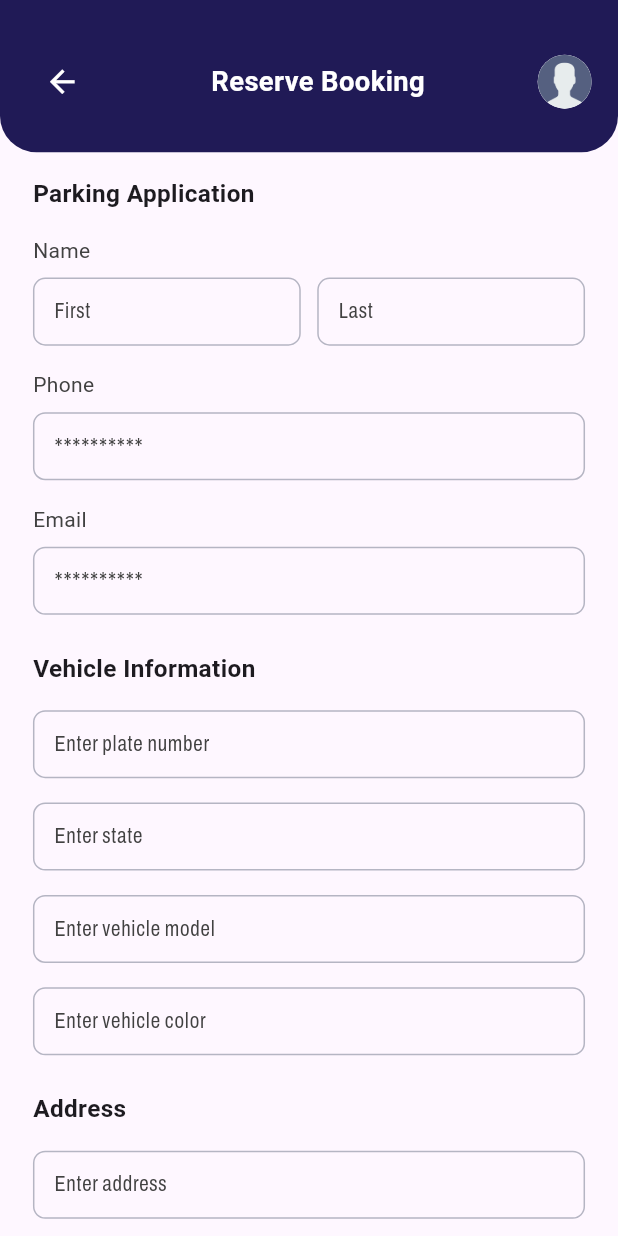
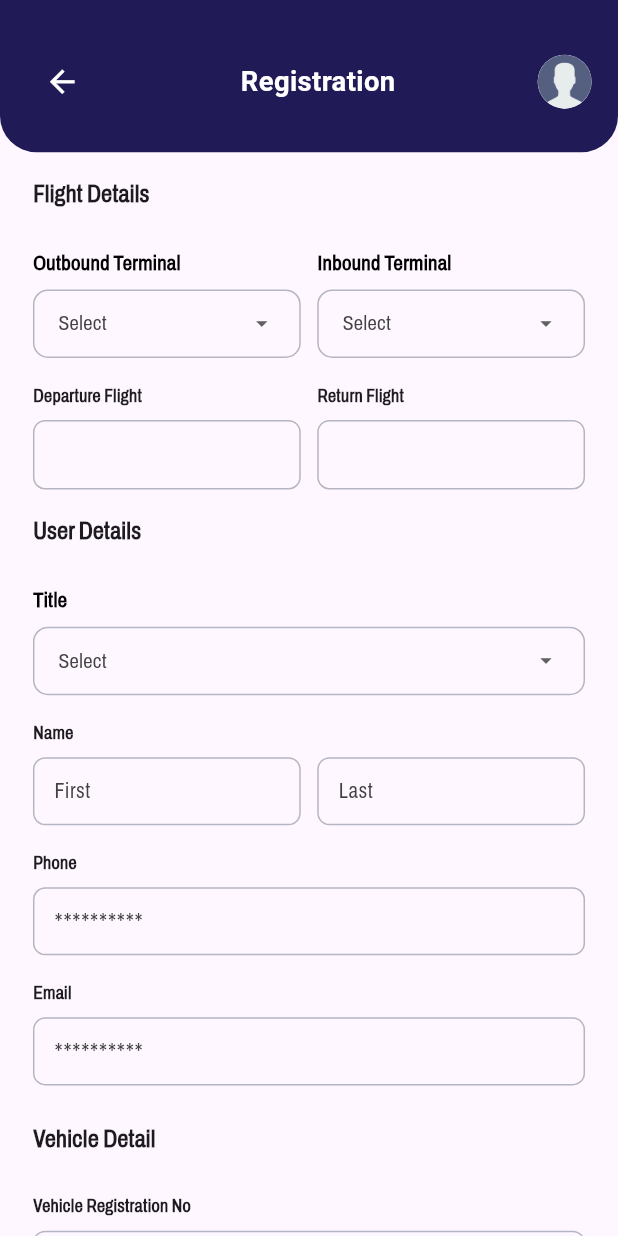
Before and after one commit to Hamzikhann/comparemyparkingmobileapp, a Flutter app: the ReserveBookingScreen screen opened by its route, on a phone screen of 412 x 824 dp. Run offline on Flutter 3.47's test engine with Material 3 defaults, Android fonts, the phone set to English and light mode, and no system bars; drawn by our look-alikes of dropdown_button2; our stand-ins replace device_preview, dio, flutter_easyloading, flutter_screenutil, flutter_svg, pretty_dio_logger and 1 more; accounts and stored records are empty.

Commit message:
referctor design reserve booking screen

```diff
--- a/lib/pages/ReserveBookingScreen.dart
+++ b/lib/pages/ReserveBookingScreen.dart
@@ -1,8 +1,8 @@
 import 'package:flutter/material.dart';
 import 'package:flutter_screenutil/flutter_screenutil.dart';
 import 'package:parkingapp/utils/colors.dart';
-import 'package:parkingapp/widgets/CustomButton.dart';
 import 'package:parkingapp/widgets/CustomDropdown.dart';
+import 'package:parkingapp/widgets/PrimaryButton.dart';
 import 'package:parkingapp/widgets/TopBar.dart';
 import 'package:parkingapp/widgets/reserveBooking/CustomTextFeild.dart';
 
@@ -16,17 +16,22 @@ class ReserveBookingScreen extends StatefulWidget {
 class _ReserveBookingScreenState extends State<ReserveBookingScreen> {
   final _formKey = GlobalKey<FormState>();
 
+  // Flight Details
+  final TextEditingController departureFlightController =
+      TextEditingController();
+  final TextEditingController returnFlightController = TextEditingController();
+
+  // User Details
   final TextEditingController firstNameController = TextEditingController();
   final TextEditingController lastNameController = TextEditingController();
   final TextEditingController phoneController = TextEditingController();
   final TextEditingController emailController = TextEditingController();
-  final TextEditingController licensePlateController = TextEditingController();
-  final TextEditingController stateController = TextEditingController();
-  final TextEditingController modelController = TextEditingController();
-  final TextEditingController colorController = TextEditingController();
-  final TextEditingController addressController = TextEditingController();
-  final TextEditingController streetController = TextEditingController();
-  final TextEditingController lineAddressController = TextEditingController();
+
+  // Vehicle Details
+  final TextEditingController vehicleRegNoController = TextEditingController();
+  final TextEditingController carMakerController = TextEditingController();
+  final TextEditingController carModelController = TextEditingController();
+  final TextEditingController numPassengersController = TextEditingController();
 
   bool agreedToTerms = false;
 
@@ -63,7 +68,7 @@ class _ReserveBookingScreenState extends State<ReserveBookingScreen> {
           child: Column(
             children: [
               TopBar(
-                greeting: "Reserve Booking",
+                greeting: "Registration",
                 onBackPressed: () => _onBackPressed(context),
               ),
               Expanded(
@@ -75,11 +80,107 @@ class _ReserveBookingScreenState extends State<ReserveBookingScreen> {
                     child: Column(
                       crossAxisAlignment: CrossAxisAlignment.start,
                       children: [
-                        Text("Parking Application",
+                        Text("Flight Details",
                             style: TextStyle(
-                                fontSize: 16.sp, fontWeight: FontWeight.bold)),
+                                fontSize: 16.sp,
+                                fontWeight: FontWeight.bold,
+                                fontFamily: 'Archivo')),
                         SizedBox(height: 16.h),
-                        Text("Name", style: TextStyle(color: colors.textGray)),
+                        Row(
+                          children: [
+                            Expanded(
+                              child: CustomDropdown(
+                                hint: "Outbound Terminal",
+                                height: 45.h,
+                                items: const [
+                                  "California",
+                                  "New York",
+                                  "Texas",
+                                  "Florida"
+                                ],
+                                isSearchable: false,
+                                onSelectItem: (item) {},
+                              ),
+                            ),
+                            SizedBox(width: 10.w),
+                            Expanded(
+                              child: CustomDropdown(
+                                hint: "Inbound Terminal",
+                                height: 45.h,
+                                items: const [
+                                  "California",
+                                  "New York",
+                                  "Texas",
+                                  "Florida"
+                                ],
+                                isSearchable: false,
+                                onSelectItem: (item) {},
+                              ),
+                            ),
+                          ],
+                        ),
+                        SizedBox(height: 16.h),
+                        Row(
+                          children: [
+                            Expanded(
+                              child: Text("Departure Flight",
+                                  style: TextStyle(
+                                      fontSize: 12.sp,
+                                      fontWeight: FontWeight.bold,
+                                      fontFamily: 'Archivo')),
+                            ),
+                            SizedBox(width: 10.w),
+                            Expanded(
+                              child: Text("Return Flight",
+                                  style: TextStyle(
+                                      fontSize: 12.sp,
+                                      fontWeight: FontWeight.bold,
+                                      fontFamily: 'Archivo')),
+                            ),
+                          ],
+                        ),
+                        SizedBox(height: 8.h),
+                        Row(
+                          children: [
+                            Expanded(
+                              child: CustomTextField(
+                                hintText: "",
+                                controller: departureFlightController,
+                                validator: (val) =>
+                                    validateRequired(val, "Departure Flight"),
+                              ),
+                            ),
+                            SizedBox(width: 10.w),
+                            Expanded(
+                              child: CustomTextField(
+                                hintText: "",
+                                controller: returnFlightController,
+                                validator: (val) =>
+                                    validateRequired(val, "Return Flight"),
+                              ),
+                            ),
+                          ],
+                        ),
+                        SizedBox(height: 16.h),
+                        Text("User Details",
+                            style: TextStyle(
+                                fontSize: 16.sp,
+                                fontWeight: FontWeight.bold,
+                                fontFamily: 'Archivo')),
+                        SizedBox(height: 16.h),
+                        CustomDropdown(
+                          hint: "Title",
+                          height: 45.h,
+                          items: const ["Mr", "Mrs", "Others"],
+                          isSearchable: false,
+                          onSelectItem: (item) {},
+                        ),
+                        SizedBox(height: 16.h),
+                        Text("Name",
+                            style: TextStyle(
+                                fontSize: 12.sp,
+                                fontWeight: FontWeight.bold,
+                                fontFamily: 'Archivo')),
                         SizedBox(height: 8.h),
                         Row(
                           children: [
@@ -103,7 +204,11 @@ class _ReserveBookingScreenState extends State<ReserveBookingScreen> {
                           ],
                         ),
                         SizedBox(height: 16.h),
-                        Text("Phone", style: TextStyle(color: colors.textGray)),
+                        Text("Phone",
+                            style: TextStyle(
+                                fontSize: 12.sp,
+                                fontWeight: FontWeight.bold,
+                                fontFamily: 'Archivo')),
                         SizedBox(height: 8.h),
                         CustomTextField(
                           hintText: "**********",
@@ -112,7 +217,11 @@ class _ReserveBookingScreenState extends State<ReserveBookingScreen> {
                           validator: (val) => validateRequired(val, "Phone"),
                         ),
                         SizedBox(height: 16.h),
-                        Text("Email", style: TextStyle(color: colors.textGray)),
+                        Text("Email",
+                            style: TextStyle(
+                                fontSize: 12.sp,
+                                fontWeight: FontWeight.bold,
+                                fontFamily: 'Archivo')),
                         SizedBox(height: 8.h),
                         CustomTextField(
                           hintText: "**********",
@@ -121,73 +230,78 @@ class _ReserveBookingScreenState extends State<ReserveBookingScreen> {
                           validator: validateEmail,
                         ),
                         SizedBox(height: 24.h),
-                        Text("Vehicle Information",
+                        Text("Vehicle Detail",
                             style: TextStyle(
-                                fontSize: 16.sp, fontWeight: FontWeight.bold)),
-                        SizedBox(height: 16.h),
+                                fontSize: 16.sp,
+                                fontWeight: FontWeight.bold,
+                                fontFamily: 'Archivo')),
+                        SizedBox(height: 24.h),
+                        Text("Vehicle Registration No",
+                            style: TextStyle(
+                                fontSize: 12.sp,
+                                fontWeight: FontWeight.bold,
+                                fontFamily: 'Archivo')),
+                        SizedBox(height: 8.h),
                         CustomTextField(
-                          hintText: "Enter plate number",
-                          controller: licensePlateController,
+                          hintText: "",
+                          controller: vehicleRegNoController,
                           validator: (val) =>
-                              validateRequired(val, "License plate"),
+                              validateRequired(val, "Vehicle Registration No"),
                         ),
                         SizedBox(height: 16.h),
-                        CustomTextField(
-                          hintText: "Enter state",
-                          controller: stateController,
-                          validator: (val) => validateRequired(val, "State"),
+                        Row(
+                          children: [
+                            Expanded(
+                              child: Text("Car Maker",
+                                  style: TextStyle(
+                                      fontSize: 12.sp,
+                                      fontWeight: FontWeight.bold,
+                                      fontFamily: 'Archivo')),
+                            ),
+                            SizedBox(width: 10.w),
+                            Expanded(
+                              child: Text("Car Model",
+                                  style: TextStyle(
+                                      fontSize: 12.sp,
+                                      fontWeight: FontWeight.bold,
+                                      fontFamily: 'Archivo')),
+                            ),
+                          ],
+                        ),
+                        SizedBox(height: 8.h),
+                        Row(
+                          children: [
+                            Expanded(
+                              child: CustomTextField(
+                                hintText: "",
+                                controller: carMakerController,
+                                validator: (val) =>
+                                    validateRequired(val, "Car Maker"),
+                              ),
+                            ),
+                            SizedBox(width: 10.w),
+                            Expanded(
+                              child: CustomTextField(
+                                hintText: "",
+                                controller: carModelController,
+                                validator: (val) =>
+                                    validateRequired(val, "Car Model"),
+                              ),
+                            ),
+                          ],
                         ),
                         SizedBox(height: 16.h),
+                        Text("No of Passengers",
+                            style: TextStyle(
+                                fontSize: 12.sp,
+                                fontWeight: FontWeight.bold,
+                                fontFamily: 'Archivo')),
+                        SizedBox(height: 8.h),
                         CustomTextField(
-                          hintText: "Enter vehicle model",
-                          controller: modelController,
-                          validator: (val) => validateRequired(val, "Model"),
-                        ),
-                        SizedBox(height: 16.h),
-                        CustomTextField(
-                          hintText: "Enter vehicle color",
-                          controller: colorController,
-                          validator: (val) => validateRequired(val, "Color"),
-                        ),
-                        SizedBox(height: 24.h),
-                        Text("Address",
-                            style: TextStyle(
-                                fontSize: 16.sp, fontWeight: FontWeight.bold)),
-                        SizedBox(height: 16.h),
-                        CustomTextField(
-                          hintText: "Enter address",
-                          controller: addressController,
-                          validator: (val) => validateRequired(val, "Address"),
-                        ),
-                        SizedBox(height: 16.h),
-                        CustomTextField(
-                          hintText: "Enter street address",
-                          controller: streetController,
+                          hintText: "",
+                          controller: numPassengersController,
                           validator: (val) =>
-                              validateRequired(val, "Street address"),
-                        ),
-                        SizedBox(height: 16.h),
-                        CustomTextField(
-                          hintText: "Enter line address",
-                          controller: lineAddressController,
-                          validator: (val) =>
-                              validateRequired(val, "Line address"),
-                        ),
-                        SizedBox(height: 16.h),
-                        Text("State", style: TextStyle(color: colors.textGray)),
-                        SizedBox(height: 8.h),
-                        CustomDropdown(
-                          hint: "---Select State---",
-                          items: const [
-                            "California",
-                            "New York",
-                            "Texas",
-                            "Florida"
-                          ],
-                          isSearchable: false,
-                          onSelectItem: (item) {
-                            // Handle selection
-                          },
+                              validateRequired(val, "No of Passengers"),
                         ),
                         SizedBox(height: 24.h),
                         Row(
@@ -203,7 +317,7 @@ class _ReserveBookingScreenState extends State<ReserveBookingScreen> {
                                   MaterialStateProperty.resolveWith<Color>(
                                 (Set<MaterialState> states) {
                                   if (states.contains(MaterialState.selected)) {
-                                    return Color(0xFF201A56);
+                                    return const Color(0xFF201A56);
                                   }
                                   return Colors.grey.shade300;
                                 },
@@ -229,7 +343,7 @@ class _ReserveBookingScreenState extends State<ReserveBookingScreen> {
                           ],
                         ),
                         SizedBox(height: 32.h),
-                        CustomButton(
+                        PrimaryButton(
                           text: "Send Now",
                           onPressed: () {
                             if (_formKey.currentState!.validate()) {
--- a/lib/utils/colors.dart
+++ b/lib/utils/colors.dart
@@ -32,6 +32,7 @@ class colors {
   static const Color greenLight = Color(0xFFE4F8EB);
   static const Color greenDark = Color(0xFF2C4134);
   static const Color greenBorder = Color(0xFF159F50);
+  static const Color greenBorderspinner = Color(0xFF438498);
 
   static const Color red = Color.fromARGB(255, 255, 0, 8);
   static const Color redLight = Color(0xFFFFEDED);
--- a/lib/widgets/CustomDropdown.dart
+++ b/lib/widgets/CustomDropdown.dart
@@ -79,17 +79,25 @@ class _CustomDropdownState<T> extends State<CustomDropdown<T>> {
             padding: const EdgeInsets.symmetric(vertical: 8.0),
             child: Text(
               widget.hint!,
-              style: const TextStyle(fontWeight: FontWeight.bold),
+              style: const TextStyle(
+                fontWeight: FontWeight.bold,
+                fontSize: 14,
+                color: Colors.black,
+                fontFamily: 'Archivo',
+              ),
             ),
           ),
         Container(
-          width: double.infinity, // Match parent width
+          width: double.infinity,
           height: widget.height,
           decoration: BoxDecoration(
             borderRadius: BorderRadius.circular(10),
             color: Colors.transparent,
-            border:
-                Border.all(color: widget.borderColor ?? colors.textFieldBorder),
+            border: Border.all(
+              color: selectedValue != null
+                  ? colors.greenBorderspinner
+                  : (widget.borderColor ?? colors.textFieldBorder),
+            ),
           ),
           child: Padding(
             padding: const EdgeInsets.symmetric(horizontal: 8.0),
@@ -97,8 +105,7 @@ class _CustomDropdownState<T> extends State<CustomDropdown<T>> {
               child: DropdownButton2<T>(
                 dropdownStyleData: DropdownStyleData(
                   maxHeight: 300,
-                  width: MediaQuery.of(context).size.width -
-                      32, // Account for padding
+                  width: MediaQuery.of(context).size.width - 32,
                   decoration: BoxDecoration(
                     borderRadius: BorderRadius.circular(10),
                   ),
@@ -125,10 +132,11 @@ class _CustomDropdownState<T> extends State<CustomDropdown<T>> {
                 isExpanded: true,
                 value: selectedValue,
                 hint: Text(
-                  widget.hint ?? 'Select Item',
+                  'Select',
                   style: TextStyle(
                     fontSize: 14,
-                    color: Theme.of(context).hintColor,
+                    color: colors.textGray,
+                    fontFamily: 'Archivo',
                   ),
                 ),
                 items: widget.items
@@ -136,7 +144,11 @@ class _CustomDropdownState<T> extends State<CustomDropdown<T>> {
                           value: item,
                           child: Text(
                             item.toString(),
-                            style: const TextStyle(fontSize: 14),
+                            style: const TextStyle(
+                              fontSize: 14,
+                              color: colors.textGray,
+                              fontFamily: 'Archivo',
+                            ),
                           ),
                         ))
                     .toList(),
@@ -171,11 +183,17 @@ class _CustomDropdownState<T> extends State<CustomDropdown<T>> {
                                 vertical: 8,
                               ),
                               hintText: "Search",
+                              hintStyle: const TextStyle(
+                                fontSize: 12,
+                                fontFamily: 'Archivo',
+                              ),
                               suffixIcon: const Icon(Icons.search),
-                              hintStyle: const TextStyle(fontSize: 12),
                               border: OutlineInputBorder(
                                 borderRadius: BorderRadius.circular(8),
                               ),
+                            ),
+                            style: const TextStyle(
+                              fontFamily: 'Archivo',
                             ),
                           ),
                         ),
--- a/lib/widgets/reserveBooking/CustomTextFeild.dart
+++ b/lib/widgets/reserveBooking/CustomTextFeild.dart
@@ -50,7 +50,7 @@ class CustomTextField extends StatelessWidget {
         focusedBorder: OutlineInputBorder(
           borderRadius: BorderRadius.circular(8.r),
           borderSide: BorderSide(
-            color: colors.primary, // Border color when focused
+            color: colors.greenBorderspinner, // Border color when focused
             width: 1.0, // 1dp width
           ),
         ),
```
